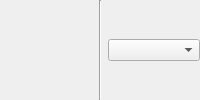
The window that src/umbra/components/factory/scriptEditor/ui/Editor_Status.ui (KelSolaar/Umbra) describes before a commit, drawn with Qt 5.
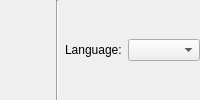
The same window after the commit.

Commit message: Update "Editor_Status" widget context display.

The edit to the form file:
```diff
--- a/src/umbra/components/factory/scriptEditor/ui/Editor_Status.ui
+++ b/src/umbra/components/factory/scriptEditor/ui/Editor_Status.ui
@@ -19,7 +19,7 @@
      </property>
     </widget>
    </item>
-   <item row="0" column="3" rowspan="3">
+   <item row="0" column="4" rowspan="3">
     <widget class="QComboBox" name="Languages_comboBox"/>
    </item>
    <item row="0" column="2" rowspan="3">
@@ -35,6 +35,13 @@
      </property>
     </widget>
    </item>
+   <item row="0" column="3" rowspan="3">
+    <widget class="QLabel" name="Languages_label">
+     <property name="text">
+      <string>Language:</string>
+     </property>
+    </widget>
+   </item>
   </layout>
  </widget>
  <resources/>
```
The commit also changes 1 other file.
